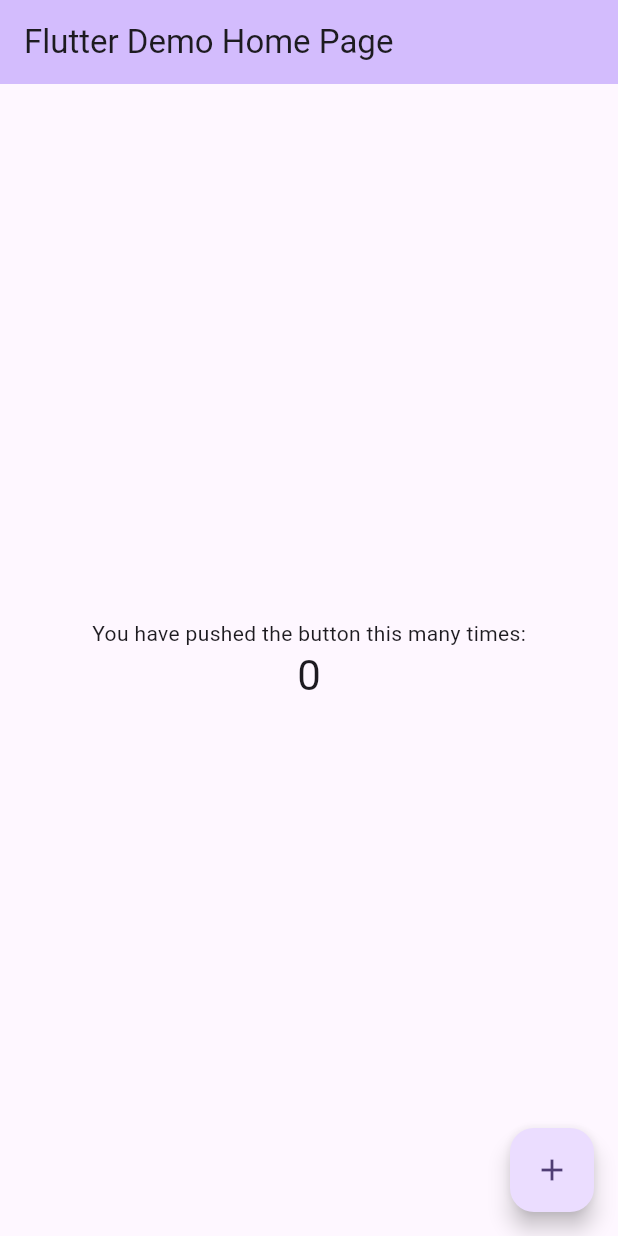
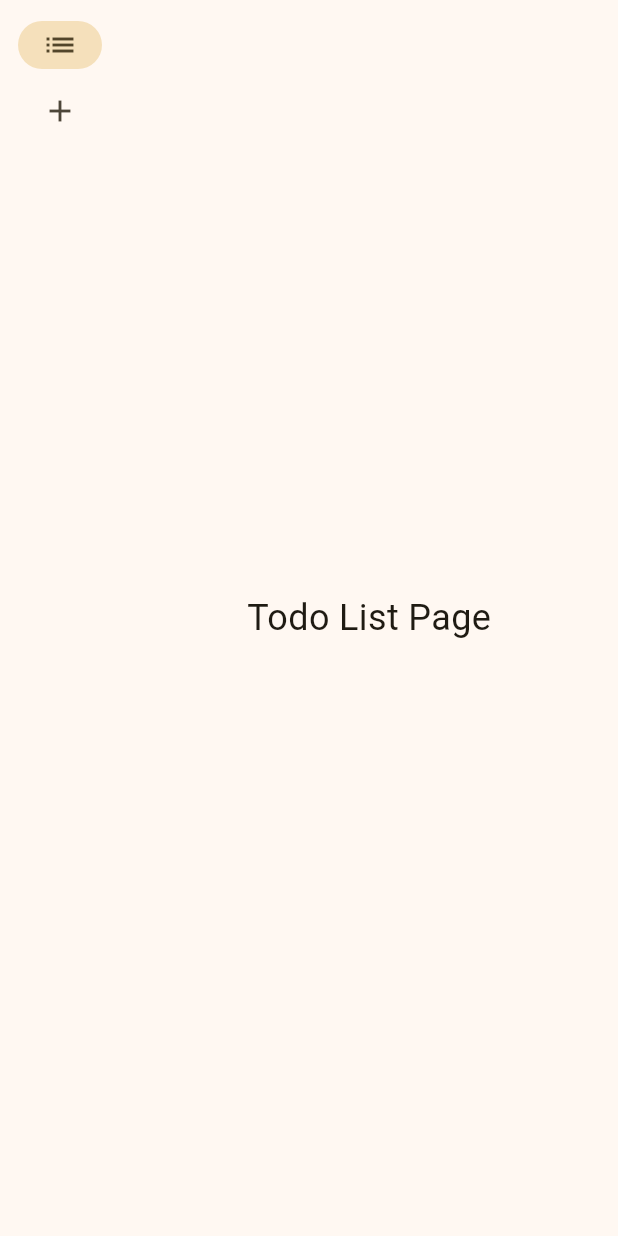
Before and after one commit to ffabious/flutter_todo_app, a Flutter app: the screen it shows after launch, on a phone screen of 412 x 824 dp. Run offline on Flutter 3.47's test engine with Material 3 defaults, Android fonts, the phone set to English and light mode, and no system bars.

Commit message:
[proj]: added basic usable ui

```diff
--- a/lib/main.dart
+++ b/lib/main.dart
@@ -7,116 +7,119 @@ void main() {
 class MyApp extends StatelessWidget {
   const MyApp({super.key});
 
-  // This widget is the root of your application.
   @override
   Widget build(BuildContext context) {
     return MaterialApp(
       title: 'Flutter Demo',
       theme: ThemeData(
-        // This is the theme of your application.
-        //
-        // TRY THIS: Try running your application with "flutter run". You'll see
-        // the application has a purple toolbar. Then, without quitting the app,
-        // try changing the seedColor in the colorScheme below to Colors.green
-        // and then invoke "hot reload" (save your changes or press the "hot
-        // reload" button in a Flutter-supported IDE, or press "r" if you used
-        // the command line to start the app).
-        //
-        // Notice that the counter didn't reset back to zero; the application
-        // state is not lost during the reload. To reset the state, use hot
-        // restart instead.
-        //
-        // This works for code too, not just values: Most code changes can be
-        // tested with just a hot reload.
-        colorScheme: ColorScheme.fromSeed(seedColor: Colors.deepPurple),
+        colorScheme: ColorScheme.fromSeed(seedColor: Colors.amber),
+        useMaterial3: true,
       ),
-      home: const MyHomePage(title: 'Flutter Demo Home Page'),
+      home: const CompletePage(),
     );
   }
 }
 
-class MyHomePage extends StatefulWidget {
-  const MyHomePage({super.key, required this.title});
-
-  // This widget is the home page of your application. It is stateful, meaning
-  // that it has a State object (defined below) that contains fields that affect
-  // how it looks.
-
-  // This class is the configuration for the state. It holds the values (in this
-  // case the title) provided by the parent (in this case the App widget) and
-  // used by the build method of the State. Fields in a Widget subclass are
-  // always marked "final".
-
-  final String title;
+class CompletePage extends StatefulWidget {
+  const CompletePage({super.key});
 
   @override
-  State<MyHomePage> createState() => _MyHomePageState();
+  State<CompletePage> createState() => _CompletePageState();
 }
 
-class _MyHomePageState extends State<MyHomePage> {
-  int _counter = 0;
+class _CompletePageState extends State<CompletePage> {
+  var selectedIndex = 0;
 
-  void _incrementCounter() {
+  @override
+  Widget build(BuildContext context) {
+    var theme = Theme.of(context);
+
+    Widget page;
+    switch (selectedIndex) {
+      case 0:
+        page = const TodoListPage();
+        break;
+      case 1:
+        page = const TodoCreatePage();
+        break;
+      default:
+        throw UnimplementedError('Unknown page index: $selectedIndex');
+    }
+
+    return LayoutBuilder(
+      builder: (context, constraints) {
+        return Scaffold(
+          body: Row(
+            children: [
+              SafeArea(
+                child: NavigationRail(
+                  destinations: [
+                    NavigationRailDestination(
+                      icon: Icon(Icons.list),
+                      label: Text('To-Do List'),
+                    ),
+                    NavigationRailDestination(
+                      icon: Icon(Icons.add),
+                      label: Text('Create To-Do'),
+                    ),
+                  ],
+                  selectedIndex: selectedIndex,
+                  extended: constraints.maxWidth >= 700,
+                  onDestinationSelected: (value) {
                     setState(() {
-      // This call to setState tells the Flutter framework that something has
-      // changed in this State, which causes it to rerun the build method below
-      // so that the display can reflect the updated values. If we changed
-      // _counter without calling setState(), then the build method would not be
-      // called again, and so nothing would appear to happen.
-      _counter++;
+                      selectedIndex = value;
+                    });
+                  },
+                ),
+              ),
+              Expanded(
+                child: Container(
+                  color: theme.colorScheme.primaryContainer,
+                  child: page,
+                ),
+              ),
+            ],
+          ),
+        );
+      },
+    );
+  }
+}
+
+class Todo {
+  final String title;
+  final String description;
+  final bool isCompleted;
+
+  Todo({
+    required this.title,
+    required this.description,
+    this.isCompleted = false,
   });
 }
 
+class TodoListPage extends StatelessWidget {
+  const TodoListPage({super.key});
+
   @override
   Widget build(BuildContext context) {
-    // This method is rerun every time setState is called, for instance as done
-    // by the _incrementCounter method above.
-    //
-    // The Flutter framework has been optimized to make rerunning build methods
-    // fast, so that you can just rebuild anything that needs updating rather
-    // than having to individually change instances of widgets.
     return Scaffold(
-      appBar: AppBar(
-        // TRY THIS: Try changing the color here to a specific color (to
-        // Colors.amber, perhaps?) and trigger a hot reload to see the AppBar
-        // change color while the other colors stay the same.
-        backgroundColor: Theme.of(context).colorScheme.inversePrimary,
-        // Here we take the value from the MyHomePage object that was created by
-        // the App.build method, and use it to set our appbar title.
-        title: Text(widget.title),
+      body: Center(
+        child: Text('Todo List Page', style: TextStyle(fontSize: 24)),
       ),
-      body: Center(
-        // Center is a layout widget. It takes a single child and positions it
-        // in the middle of the parent.
-        child: Column(
-          // Column is also a layout widget. It takes a list of children and
-          // arranges them vertically. By default, it sizes itself to fit its
-          // children horizontally, and tries to be as tall as its parent.
-          //
-          // Column has various properties to control how it sizes itself and
-          // how it positions its children. Here we use mainAxisAlignment to
-          // center the children vertically; the main axis here is the vertical
-          // axis because Columns are vertical (the cross axis would be
-          // horizontal).
-          //
-          // TRY THIS: Invoke "debug painting" (choose the "Toggle Debug Paint"
-          // action in the IDE, or press "p" in the console), to see the
-          // wireframe for each widget.
-          mainAxisAlignment: MainAxisAlignment.center,
-          children: <Widget>[
-            const Text('You have pushed the button this many times:'),
-            Text(
-              '$_counter',
-              style: Theme.of(context).textTheme.headlineMedium,
-            ),
-          ],
-        ),
-      ),
-      floatingActionButton: FloatingActionButton(
-        onPressed: _incrementCounter,
-        tooltip: 'Increment',
-        child: const Icon(Icons.add),
-      ), // This trailing comma makes auto-formatting nicer for build methods.
     );
   }
 }
+
+class TodoCreatePage extends StatelessWidget {
+  const TodoCreatePage({super.key});
+
+  @override
+  Widget build(BuildContext context) {
+    return Scaffold(
+      body: Center(
+        child: Text('Todo Create Page', style: TextStyle(fontSize: 24)),
+      ),
+    );
+  }
+}
```
Lines whose indentation alone changed are shown as unchanged.
